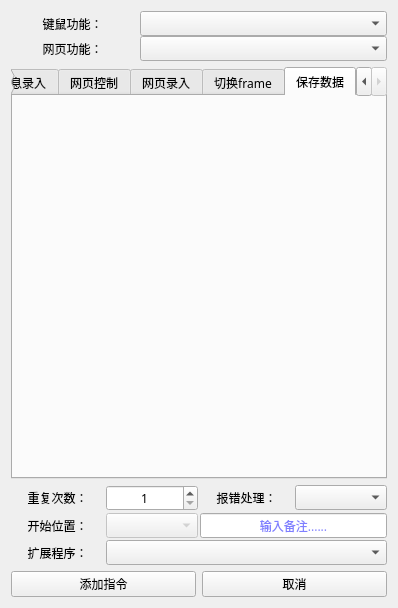
Qt form 窗体/navigation.ui (FsterThanLight/automatic_clicker_2) before a commit.
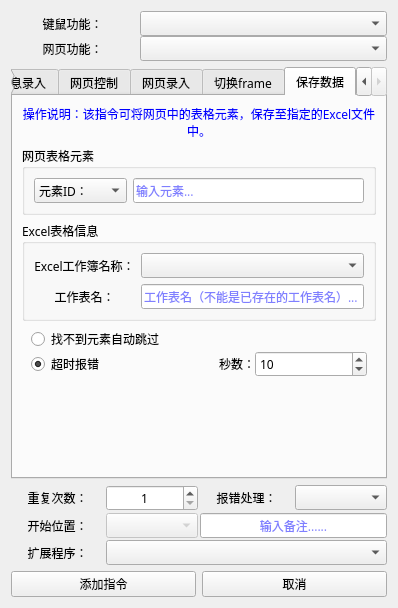
The same form after that commit. The open tabs and pages were chosen to show the change. Icons and pictures are not drawn.

Commit message: 2023年7月17日17:52:24 新增保存网页表格数据到Excel功能

The edit to the form file:
```diff
--- a/窗体/navigation.ui
+++ b/窗体/navigation.ui
@@ -3378,6 +3378,433 @@
       <attribute name="title">
        <string>保存数据</string>
       </attribute>
+      <layout class="QVBoxLayout" name="verticalLayout_35">
+       <item>
+        <widget class="QLabel" name="label_69">
+         <property name="palette">
+          <palette>
+           <active>
+            <colorrole role="WindowText">
+             <brush brushstyle="SolidPattern">
+              <color alpha="255">
+               <red>0</red>
+               <green>0</green>
+               <blue>255</blue>
+              </color>
+             </brush>
+            </colorrole>
+            <colorrole role="Text">
+             <brush brushstyle="SolidPattern">
+              <color alpha="255">
+               <red>0</red>
+               <green>0</green>
+               <blue>255</blue>
+              </color>
+             </brush>
+            </colorrole>
+            <colorrole role="PlaceholderText">
+             <brush brushstyle="SolidPattern">
+              <color alpha="128">
+               <red>0</red>
+               <green>0</green>
+               <blue>255</blue>
+              </color>
+             </brush>
+            </colorrole>
+           </active>
+           <inactive>
+            <colorrole role="WindowText">
+             <brush brushstyle="SolidPattern">
+              <color alpha="255">
+               <red>0</red>
+               <green>0</green>
+               <blue>255</blue>
+              </color>
+             </brush>
+            </colorrole>
+            <colorrole role="Text">
+             <brush brushstyle="SolidPattern">
+              <color alpha="255">
+               <red>0</red>
+               <green>0</green>
+               <blue>255</blue>
+              </color>
+             </brush>
+            </colorrole>
+            <colorrole role="PlaceholderText">
+             <brush brushstyle="SolidPattern">
+              <color alpha="128">
+               <red>0</red>
+               <green>0</green>
+               <blue>255</blue>
+              </color>
+             </brush>
+            </colorrole>
+           </inactive>
+           <disabled>
+            <colorrole role="WindowText">
+             <brush brushstyle="SolidPattern">
+              <color alpha="255">
+               <red>120</red>
+               <green>120</green>
+               <blue>120</blue>
+              </color>
+             </brush>
+            </colorrole>
+            <colorrole role="Text">
+             <brush brushstyle="SolidPattern">
+              <color alpha="255">
+               <red>120</red>
+               <green>120</green>
+               <blue>120</blue>
+              </color>
+             </brush>
+            </colorrole>
+            <colorrole role="PlaceholderText">
+             <brush brushstyle="SolidPattern">
+              <color alpha="128">
+               <red>0</red>
+               <green>0</green>
+               <blue>0</blue>
+              </color>
+             </brush>
+            </colorrole>
+           </disabled>
+          </palette>
+         </property>
+         <property name="text">
+          <string>操作说明：该指令可将网页中的表格元素，保存至指定的Excel文件中。</string>
+         </property>
+         <property name="alignment">
+          <set>Qt::AlignCenter</set>
+         </property>
+         <property name="wordWrap">
+          <bool>true</bool>
+         </property>
+        </widget>
+       </item>
+       <item>
+        <widget class="QGroupBox" name="groupBox_8">
+         <property name="title">
+          <string>网页表格元素</string>
+         </property>
+         <layout class="QVBoxLayout" name="verticalLayout_31">
+          <item>
+           <layout class="QGridLayout" name="gridLayout_20">
+            <item row="0" column="0">
+             <widget class="QComboBox" name="comboBox_28">
+              <item>
+               <property name="text">
+                <string>元素ID：</string>
+               </property>
+              </item>
+              <item>
+               <property name="text">
+                <string>元素名称：</string>
+               </property>
+              </item>
+              <item>
+               <property name="text">
+                <string>xpath定位：</string>
+               </property>
+              </item>
+             </widget>
+            </item>
+            <item row="0" column="1">
+             <widget class="QLineEdit" name="lineEdit_12">
+              <property name="palette">
+               <palette>
+                <active>
+                 <colorrole role="WindowText">
+                  <brush brushstyle="SolidPattern">
+                   <color alpha="255">
+                    <red>0</red>
+                    <green>0</green>
+                    <blue>255</blue>
+                   </color>
+                  </brush>
+                 </colorrole>
+                 <colorrole role="Text">
+                  <brush brushstyle="SolidPattern">
+                   <color alpha="255">
+                    <red>0</red>
+                    <green>0</green>
+                    <blue>255</blue>
+                   </color>
+                  </brush>
+                 </colorrole>
+                 <colorrole role="PlaceholderText">
+                  <brush brushstyle="SolidPattern">
+                   <color alpha="128">
+                    <red>0</red>
+                    <green>0</green>
+                    <blue>255</blue>
+                   </color>
+                  </brush>
+                 </colorrole>
+                </active>
+                <inactive>
+                 <colorrole role="WindowText">
+                  <brush brushstyle="SolidPattern">
+                   <color alpha="255">
+                    <red>0</red>
+                    <green>0</green>
+                    <blue>255</blue>
+                   </color>
+                  </brush>
+                 </colorrole>
+                 <colorrole role="Text">
+                  <brush brushstyle="SolidPattern">
+                   <color alpha="255">
+                    <red>0</red>
+                    <green>0</green>
+                    <blue>255</blue>
+                   </color>
+                  </brush>
+                 </colorrole>
+                 <colorrole role="PlaceholderText">
+                  <brush brushstyle="SolidPattern">
+                   <color alpha="128">
+                    <red>0</red>
+                    <green>0</green>
+                    <blue>255</blue>
+                   </color>
+                  </brush>
+                 </colorrole>
+                </inactive>
+                <disabled>
+                 <colorrole role="WindowText">
+                  <brush brushstyle="SolidPattern">
+                   <color alpha="255">
+                    <red>120</red>
+                    <green>120</green>
+                    <blue>120</blue>
+                   </color>
+                  </brush>
+                 </colorrole>
+                 <colorrole role="Text">
+                  <brush brushstyle="SolidPattern">
+                   <color alpha="255">
+                    <red>120</red>
+                    <green>120</green>
+                    <blue>120</blue>
+                   </color>
+                  </brush>
+                 </colorrole>
+                 <colorrole role="PlaceholderText">
+                  <brush brushstyle="SolidPattern">
+                   <color alpha="128">
+                    <red>0</red>
+                    <green>0</green>
+                    <blue>0</blue>
+                   </color>
+                  </brush>
+                 </colorrole>
+                </disabled>
+               </palette>
+              </property>
+              <property name="placeholderText">
+               <string>输入元素...</string>
+              </property>
+             </widget>
+            </item>
+           </layout>
+          </item>
+         </layout>
+        </widget>
+       </item>
+       <item>
+        <widget class="QGroupBox" name="groupBox_9">
+         <property name="title">
+          <string>Excel表格信息</string>
+         </property>
+         <layout class="QVBoxLayout" name="verticalLayout_32">
+          <item>
+           <layout class="QGridLayout" name="gridLayout_21">
+            <item row="0" column="0">
+             <widget class="QLabel" name="label_71">
+              <property name="text">
+               <string>Excel工作簿名称：</string>
+              </property>
+              <property name="alignment">
+               <set>Qt::AlignCenter</set>
+              </property>
+             </widget>
+            </item>
+            <item row="1" column="0">
+             <widget class="QLabel" name="label_72">
+              <property name="text">
+               <string>工作表名：</string>
+              </property>
+              <property name="alignment">
+               <set>Qt::AlignCenter</set>
+              </property>
+             </widget>
+            </item>
+            <item row="0" column="1">
+             <widget class="QComboBox" name="comboBox_29"/>
+            </item>
+            <item row="1" column="1">
+             <widget class="QLineEdit" name="lineEdit_13">
+              <property name="palette">
+               <palette>
+                <active>
+                 <colorrole role="Text">
+                  <brush brushstyle="SolidPattern">
+                   <color alpha="255">
+                    <red>0</red>
+                    <green>0</green>
+                    <blue>255</blue>
+                   </color>
+                  </brush>
+                 </colorrole>
+                 <colorrole role="PlaceholderText">
+                  <brush brushstyle="SolidPattern">
+                   <color alpha="128">
+                    <red>0</red>
+                    <green>0</green>
+                    <blue>255</blue>
+                   </color>
+                  </brush>
+                 </colorrole>
+                </active>
+                <inactive>
+                 <colorrole role="Text">
+                  <brush brushstyle="SolidPattern">
+                   <color alpha="255">
+                    <red>0</red>
+                    <green>0</green>
+                    <blue>255</blue>
+                   </color>
+                  </brush>
+                 </colorrole>
+                 <colorrole role="PlaceholderText">
+                  <brush brushstyle="SolidPattern">
+                   <color alpha="128">
+                    <red>0</red>
+                    <green>0</green>
+                    <blue>255</blue>
+                   </color>
+                  </brush>
+                 </colorrole>
+                </inactive>
+                <disabled>
+                 <colorrole role="Text">
+                  <brush brushstyle="SolidPattern">
+                   <color alpha="255">
+                    <red>120</red>
+                    <green>120</green>
+                    <blue>120</blue>
+                   </color>
+                  </brush>
+                 </colorrole>
+                 <colorrole role="PlaceholderText">
+                  <brush brushstyle="SolidPattern">
+                   <color alpha="128">
+                    <red>0</red>
+                    <green>0</green>
+                    <blue>0</blue>
+                   </color>
+                  </brush>
+                 </colorrole>
+                </disabled>
+               </palette>
+              </property>
+              <property name="placeholderText">
+               <string>工作表名（不能是已存在的工作表名）...</string>
+              </property>
+             </widget>
+            </item>
+           </layout>
+          </item>
+         </layout>
+        </widget>
+       </item>
+       <item>
+        <widget class="QFrame" name="frame_6">
+         <layout class="QVBoxLayout" name="verticalLayout_33">
+          <property name="spacing">
+           <number>0</number>
+          </property>
+          <property name="leftMargin">
+           <number>9</number>
+          </property>
+          <property name="topMargin">
+           <number>0</number>
+          </property>
+          <property name="rightMargin">
+           <number>9</number>
+          </property>
+          <property name="bottomMargin">
+           <number>0</number>
+          </property>
+          <item>
+           <layout class="QGridLayout" name="gridLayout_22">
+            <item row="1" column="0">
+             <widget class="QRadioButton" name="radioButton_12">
+              <property name="text">
+               <string>超时报错</string>
+              </property>
+              <property name="checkable">
+               <bool>true</bool>
+              </property>
+              <property name="checked">
+               <bool>true</bool>
+              </property>
+              <property name="autoExclusive">
+               <bool>true</bool>
+              </property>
+             </widget>
+            </item>
+            <item row="1" column="2">
+             <widget class="QSpinBox" name="spinBox_9">
+              <property name="minimum">
+               <number>1</number>
+              </property>
+              <property name="maximum">
+               <number>9999</number>
+              </property>
+              <property name="value">
+               <number>10</number>
+              </property>
+             </widget>
+            </item>
+            <item row="0" column="0" colspan="3">
+             <widget class="QRadioButton" name="radioButton_13">
+              <property name="text">
+               <string>找不到元素自动跳过</string>
+              </property>
+             </widget>
+            </item>
+            <item row="1" column="1">
+             <widget class="QLabel" name="label_73">
+              <property name="text">
+               <string>秒数：</string>
+              </property>
+              <property name="alignment">
+               <set>Qt::AlignRight|Qt::AlignTrailing|Qt::AlignVCenter</set>
+              </property>
+             </widget>
+            </item>
+           </layout>
+          </item>
+         </layout>
+        </widget>
+       </item>
+       <item>
+        <spacer name="verticalSpacer_12">
+         <property name="orientation">
+          <enum>Qt::Vertical</enum>
+         </property>
+         <property name="sizeHint" stdset="0">
+          <size>
+           <width>20</width>
+           <height>40</height>
+          </size>
+         </property>
+        </spacer>
+       </item>
+      </layout>
      </widget>
     </widget>
    </item>
```
The commit also changes 4 other files.
